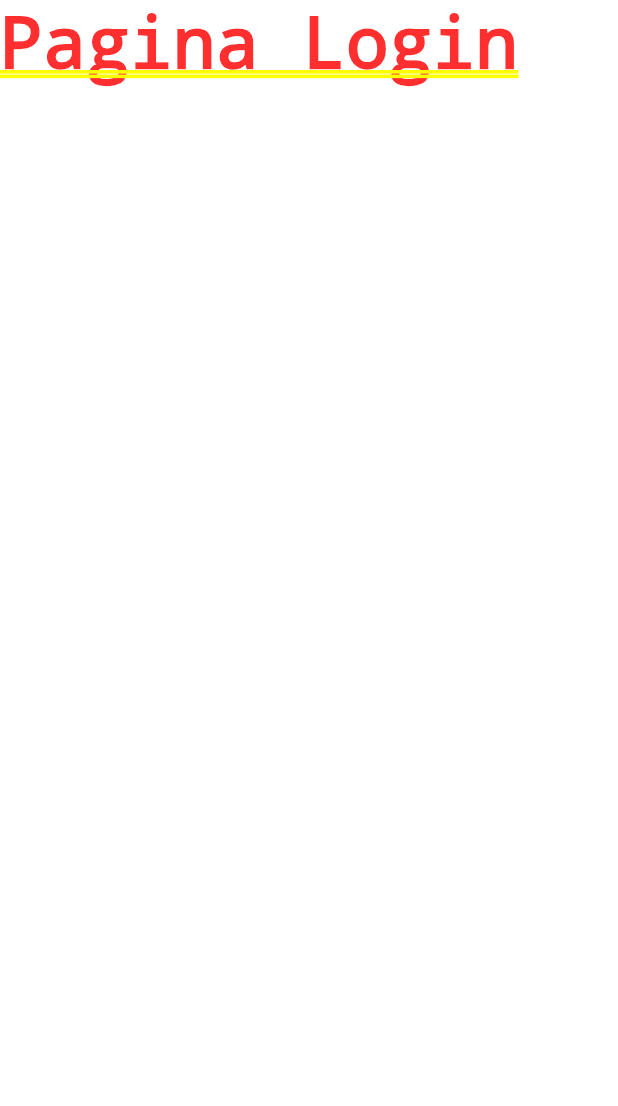
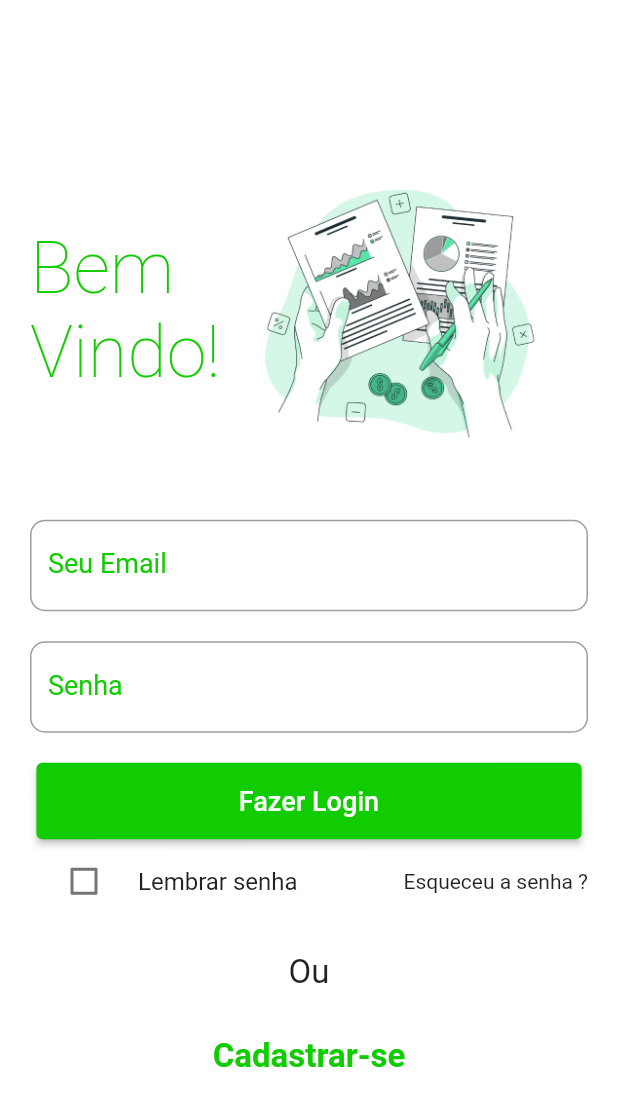
Before and after one commit to asaph32/DesenvolvimentoAppFinancas, a Flutter app: the screen it shows after launch, on a phone screen of 412 x 824 dp. Shown: the top 1106 px of the screen. Run offline on Flutter 3.47's test engine with Material 2 defaults, Android fonts, the phone set to English and light mode, and no system bars.

Commit message:
Criacao do lyout das paginas de login e criar conta

```diff
--- a/app_financas/lib/login_page.dart
+++ /dev/null
@@ -1,17 +0,0 @@
-import 'package:flutter/material.dart';
-
-class LoginPage extends StatefulWidget {
-  const LoginPage({ Key? key }) : super(key: key);
-
-  @override
-  State<LoginPage> createState() => _LoginPageState();
-}
-
-class _LoginPageState extends State<LoginPage> {
-  @override
-  Widget build(BuildContext context) {
-    return Container(
-      child: const Text("Pagina Login"),
-    );
-  }
-}
--- a/app_financas/lib/main.dart
+++ b/app_financas/lib/main.dart
@@ -1,5 +1,6 @@
 import 'package:flutter/material.dart';
-import 'login_page.dart';
+import 'package:app_financas/pages/loginPage/login.dart';
+import 'package:app_financas/pages/createCountePage/create_count.dart';
 
 void main() {
   runApp(const App());
@@ -14,8 +15,13 @@ class App extends StatefulWidget {
 class _AppState extends State<App> {
   @override
   Widget build(BuildContext context) {
-    return const MaterialApp(
-      home: LoginPage(),
+    return MaterialApp(
+      debugShowCheckedModeBanner: false,
+      initialRoute: '/login',
+      routes: {
+        '/login': (context) => const LoginPage(),
+        '/criarConta' : ((context) => const CreateCountPage())
+      },
     );
   }
 }
--- /dev/null
+++ b/app_financas/lib/pages/loginPage/login.dart
@@ -0,0 +1,145 @@
+import 'package:flutter/material.dart';
+
+class LoginPage extends StatefulWidget {
+  const LoginPage({ Key? key }) : super(key: key);
+
+  @override
+  State<LoginPage> createState() => _LoginPageState();
+}
+
+class _LoginPageState extends State<LoginPage> {
+
+  bool _marcado = false;
+
+  void funcaoTeste() {
+   print('clicou');
+  }
+
+  @override
+  Widget build(BuildContext context) {
+    return MaterialApp(
+      debugShowCheckedModeBanner: false,
+      home: Scaffold(
+        body: Container(
+          color: Colors.white,
+          padding: const EdgeInsets.all(20),
+          child: Column(
+            mainAxisAlignment: MainAxisAlignment.center,
+            children: [
+              Row(
+                children: const [
+                  Text(
+                    "Bem \nVindo!",
+                    style: TextStyle(
+                      color: Color(0xff12CC02),
+                      fontWeight: FontWeight.w200,
+                      fontSize: 48,
+                      decoration: TextDecoration.none
+                    ),
+                  ),
+                  SizedBox(width: 20),
+                  Image(
+                    image: AssetImage('assets/imgs/graficos.png'),
+                    width: 200,
+                  )
+                ],
+              ),
+              const SizedBox(height: 40),
+              const TextField(
+                keyboardType: TextInputType.emailAddress,
+                decoration: InputDecoration(
+                  border: OutlineInputBorder(
+                    borderRadius: BorderRadius.all(
+                      Radius.circular(10.0),
+                    )
+                  ),
+                  fillColor: Colors.red,
+                  labelText: 'Seu Email',
+                  labelStyle: TextStyle(color: Color(0xff12CC02)),
+                  focusedBorder: OutlineInputBorder(
+                    borderSide: BorderSide(color: Color(0xff12CC02)),
+                  ),
+                ),
+                style: TextStyle(
+                  color: Color(0xff12CC02),
+                  fontSize: 18,
+                ),
+              ),
+              const SizedBox(height: 20),
+              const TextField(
+                keyboardType: TextInputType.emailAddress,
+                decoration: InputDecoration(
+                  border: OutlineInputBorder(
+                    borderRadius: BorderRadius.all(
+                      Radius.circular(10.0),
+                    )
+                  ),
+                  fillColor: Colors.red,
+                  labelText: 'Senha',
+                  labelStyle: TextStyle(color: Color(0xff12CC02)),
+                  focusedBorder: OutlineInputBorder(
+                    borderSide: BorderSide(color: Color(0xff12CC02)),
+                  ),
+                ),
+                style: TextStyle(
+                  color: Color(0xff12CC02),
+                  fontSize: 18,
+                ),
+              ),
+              const SizedBox(height: 20),
+              ElevatedButton(
+                onPressed: funcaoTeste,
+                style: ElevatedButton.styleFrom(
+                  primary: const Color(0xff12CC02),
+                  padding: const EdgeInsets.only(left: 135, right: 135, top: 15, bottom: 15)
+                ),
+                child: const Text(
+                  "Fazer Login",
+                  style: TextStyle(
+                    fontSize: 18,
+                  ),
+                )
+              ),
+              Row(
+                children: [
+                  Expanded(
+                    child: CheckboxListTile(
+                      title: const Text("Lembrar senha"),
+                      activeColor: const Color(0xff12CC02),
+                      value: _marcado,
+                      controlAffinity: ListTileControlAffinity.leading,
+                      onChanged: (bool? valor) {},
+                    )
+                  ),
+                  const Text("Esqueceu a senha ?"),
+                ],
+              ),
+              const SizedBox(height: 20),
+              const Text(
+                "Ou",
+                style: TextStyle(
+                  fontSize: 22,
+                ),
+              ),
+              const SizedBox(height: 30),
+
+              GestureDetector(
+                child: const Text(
+                  "Cadastrar-se",
+                  style: TextStyle(
+                    fontSize: 22,
+                    color: Color(0xff12CC02),
+                    fontWeight: FontWeight.bold,
+                  ),
+                ),
+                onTap: () {
+                  Navigator.pushNamed(context, '/criarConta');
+                },
+              ),
+            ],
+          ),
+        ),
+      ),
+    );
+  }
+}
--- a/app_financas/pubspec.yaml
+++ b/app_financas/pubspec.yaml
@@ -58,8 +58,8 @@ flutter:
   uses-material-design: true
 
   # To add assets to your application, add an assets section, like this:
-  # assets:
-  #   - images/a_dot_burr.jpeg
+  assets:
+    - assets/imgs/graficos.png
   #   - images/a_dot_ham.jpeg
 
   # An image asset can refer to one or more resolution-specific "variants", see
```
Also changed, not shown: app_financas/lib/pages/createCountePage/create_count.dart (added, +124 -0 lines), app_financas/assets/imgs/graficos.png (added).
